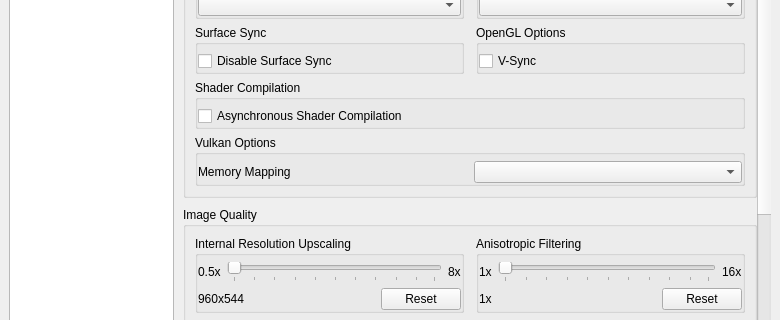
Qt form vita3k/gui-qt/src/settings_dialog.ui (nishinji/Vita3K) before a commit; both pictures show x 0 to 780 and y 153 to 473 of the 780 by 676 pixel window.
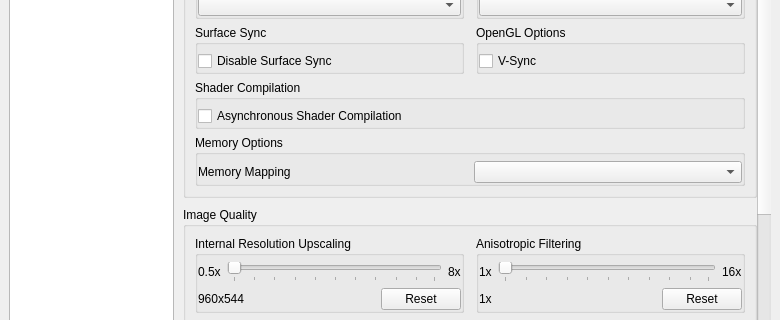
The same form after that commit. The open tabs and pages were chosen to show the change.

Commit message: renderer/gl: let the shaders read guest memory by mapping it

Patch:
```diff
--- a/vita3k/gui-qt/src/settings_dialog.ui
+++ b/vita3k/gui-qt/src/settings_dialog.ui
@@ -702,7 +702,7 @@
                 <item row="4" column="0" colspan="2">
                  <widget class="QGroupBox" name="gb_vulkan_options">
                   <property name="title">
-                   <string>Vulkan Options</string>
+                   <string>Memory Options</string>
                   </property>
                   <property name="flat">
                    <bool>true</bool>
```
Left out of the diff: 4 changed lines with no effect on the pictures. The commit also changes 24 other files.
